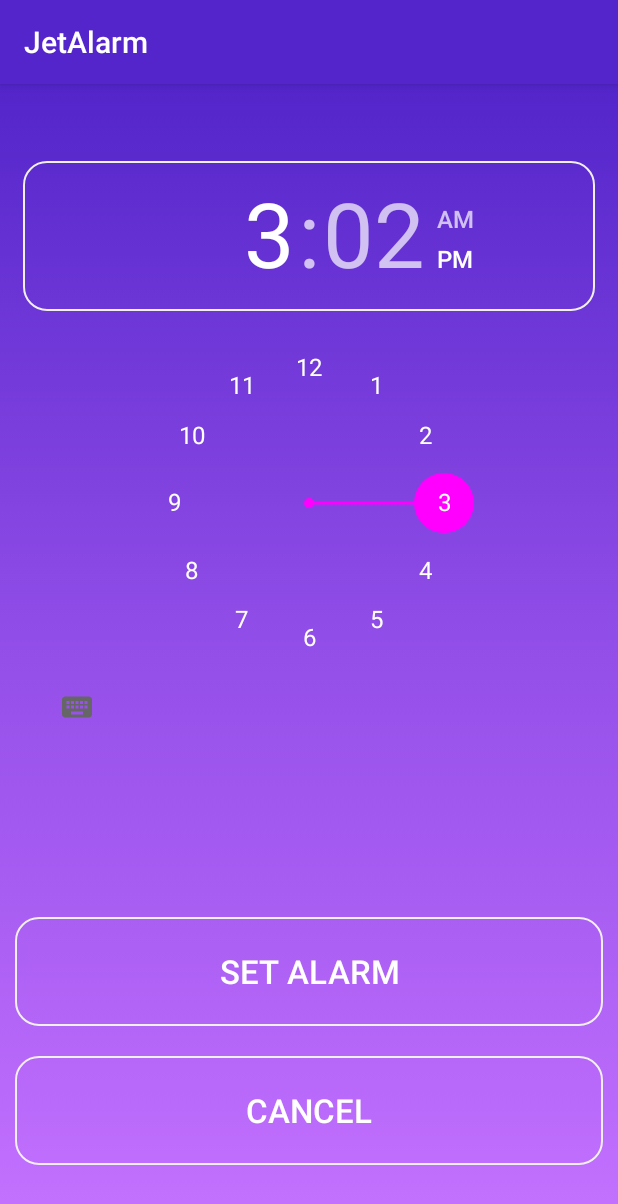
After one commit to oussamabonnor1/JetAlarm_androidApp, an Android app: the AlarmSettingActivity screen opened directly, with no data from a screen before it, on a phone screen of 412 x 824 dp. The commit adds this screen. Shown: the top 1204 px of the screen. Run offline under Robolectric (Android 15) with nearby library versions, the phone set to English and light mode, and no system bars; Roboto replaces fonts that are not available here.

Commit message:
Alarm setting activity added and designed

```diff
--- a/app/src/main/AndroidManifest.xml
+++ b/app/src/main/AndroidManifest.xml
@@ -19,9 +19,12 @@
                 <category android:name="android.intent.category.LAUNCHER" />
             </intent-filter>
         </activity>
+
         <meta-data
             android:name="preloaded_fonts"
             android:resource="@array/preloaded_fonts" />
+
+        <activity android:name=".AlarmSettingActivity"></activity>
     </application>
 
 </manifest>
--- /dev/null
+++ b/app/src/main/java/com/jetlightstudio/jetalarm/AlarmSettingActivity.java
@@ -0,0 +1,13 @@
+package com.jetlightstudio.jetalarm;
+
+import android.support.v7.app.AppCompatActivity;
+import android.os.Bundle;
+
+public class AlarmSettingActivity extends AppCompatActivity {
+
+    @Override
+    protected void onCreate(Bundle savedInstanceState) {
+        super.onCreate(savedInstanceState);
+        setContentView(R.layout.activity_alarm_setting);
+    }
+}
--- /dev/null
+++ b/app/src/main/res/layout/activity_alarm_setting.xml
@@ -0,0 +1,49 @@
+<?xml version="1.0" encoding="utf-8"?>
+<LinearLayout xmlns:android="http://schemas.android.com/apk/res/android"
+    xmlns:tools="http://schemas.android.com/tools"
+    android:layout_width="match_parent"
+    android:layout_height="match_parent"
+    android:background="@drawable/background_style"
+    android:orientation="vertical"
+    tools:context=".AlarmSettingActivity"
+    android:weightSum="1">
+
+    <Space
+        android:layout_width="match_parent"
+        android:layout_height="0dp"
+        android:layout_weight=".05"/>
+
+    <TimePicker
+        android:layout_width="wrap_content"
+        android:layout_height="0dp"
+        android:layout_weight=".7"
+        android:headerBackground="@drawable/button_style"
+        android:numbersBackgroundColor="@android:color/transparent"
+        android:numbersSelectorColor="#FF00FF"
+        android:numbersTextColor="@color/colorAccent"
+        android:padding="15dp"
+        android:timePickerMode="clock">
+
+    </TimePicker>
+    <Button
+        android:layout_width="match_parent"
+        android:layout_height="0dp"
+        android:layout_weight=".1"
+        android:layout_margin="10dp"
+        android:background="@drawable/button_style"
+        android:text="Set alarm"
+        android:textColor="@color/colorAccent"
+        android:textSize="22dp"
+        />
+    <Button
+        android:layout_width="match_parent"
+        android:layout_height="0dp"
+        android:layout_weight=".1"
+        android:layout_margin="10dp"
+        android:background="@drawable/button_style"
+        android:text="Cancel"
+        android:textColor="@color/colorAccent"
+        android:textSize="22dp"
+        />
+
+</LinearLayout>
```
Also changed, not shown: app/src/main/java/com/jetlightstudio/jetalarm/AlarmCreationActivity.java (+19 -4 lines), app/src/main/res/drawable/circle_style.xml (added, +10 -0 lines), app/src/main/res/layout/content_alarm_creation.xml (+4 -3 lines).
